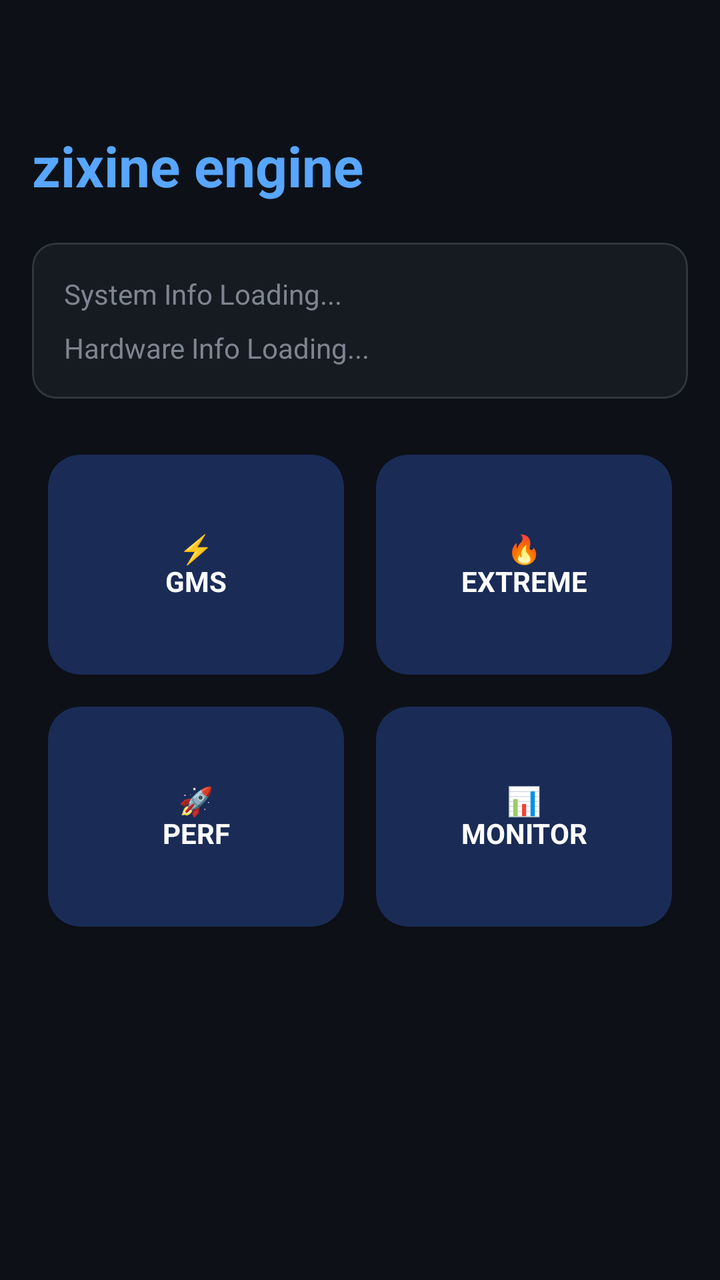
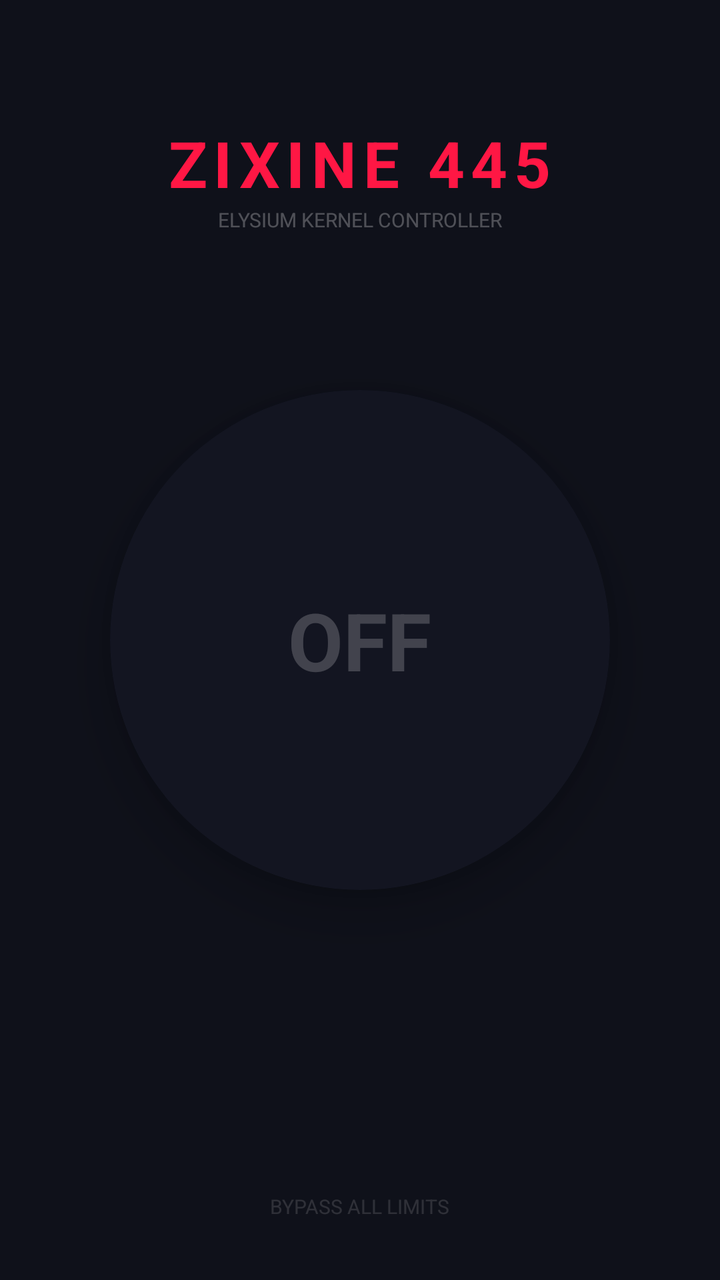

Before-and-after screenshots of an Android layout around one commit, followed by the original layout XML and the change that was made.
<!-- AndroidManifest.xml: application theme Theme.MaterialComponents.DayNight.NoActionBar -->
<!-- res/layout/activity_main.xml -->
<ScrollView xmlns:android="http://schemas.android.com/apk/res/android"
    xmlns:app="http://schemas.android.com/apk/res-auto"
    android:layout_width="match_parent" android:layout_height="match_parent"
    android:background="@color/bg_dark" android:padding="16dp">

    <LinearLayout android:layout_width="match_parent" android:layout_height="wrap_content" android:orientation="vertical">
        
        <TextView 
            android:layout_width="wrap_content" 
            android:layout_height="wrap_content"
            android:layout_marginTop="48dp"
            android:text="zixine engine" 
            android:textColor="@color/accent_blue" 
            android:textSize="28sp" 
            android:textStyle="bold" />

        <com.google.android.material.card.MaterialCardView
            android:layout_width="match_parent" android:layout_height="wrap_content" android:layout_marginTop="20dp"
            app:cardBackgroundColor="@color/card_dark" app:cardCornerRadius="12dp" app:strokeColor="#30363D" app:strokeWidth="1dp">
            <LinearLayout android:layout_width="match_parent" android:layout_height="wrap_content" android:orientation="vertical" android:padding="16dp">
                <TextView android:id="@+id/tv_cpu_fps" android:layout_width="wrap_content" android:layout_height="wrap_content" android:text="System Info Loading..." android:textColor="#7D8590" />
                <TextView android:id="@+id/tv_battery_ram" android:layout_width="wrap_content" android:layout_height="wrap_content" android:layout_marginTop="8dp" android:text="Hardware Info Loading..." android:textColor="#7D8590" />
            </LinearLayout>
        </com.google.android.material.card.MaterialCardView>

        <GridLayout android:layout_width="match_parent" android:layout_height="wrap_content" android:layout_marginTop="20dp" android:columnCount="2">
            <com.google.android.material.card.MaterialCardView android:id="@+id/card_gms" android:layout_width="0dp" android:layout_height="110dp" android:layout_columnWeight="1" android:layout_margin="8dp" app:cardBackgroundColor="@color/btn_dongker" app:cardCornerRadius="16dp" android:clickable="true">
                <TextView android:id="@+id/txt_gms" android:layout_width="match_parent" android:layout_height="match_parent" android:gravity="center" android:text="⚡\nGMS" android:textColor="#FFF" android:textStyle="bold" android:textAlignment="center"/>
            </com.google.android.material.card.MaterialCardView>
            <com.google.android.material.card.MaterialCardView android:id="@+id/card_extreme" android:layout_width="0dp" android:layout_height="110dp" android:layout_columnWeight="1" android:layout_margin="8dp" app:cardBackgroundColor="@color/btn_dongker" app:cardCornerRadius="16dp" android:clickable="true">
                <TextView android:id="@+id/txt_ext" android:layout_width="match_parent" android:layout_height="match_parent" android:gravity="center" android:text="🔥\nEXTREME" android:textColor="#FFF" android:textStyle="bold" android:textAlignment="center"/>
            </com.google.android.material.card.MaterialCardView>
            <com.google.android.material.card.MaterialCardView android:id="@+id/card_perf" android:layout_width="0dp" android:layout_height="110dp" android:layout_columnWeight="1" android:layout_margin="8dp" app:cardBackgroundColor="@color/btn_dongker" app:cardCornerRadius="16dp" android:clickable="true">
                <TextView android:id="@+id/txt_perf" android:layout_width="match_parent" android:layout_height="match_parent" android:gravity="center" android:text="🚀\nPERF" android:textColor="#FFF" android:textStyle="bold" android:textAlignment="center"/>
            </com.google.android.material.card.MaterialCardView>
            <com.google.android.material.card.MaterialCardView android:id="@+id/card_monitor" android:layout_width="0dp" android:layout_height="110dp" android:layout_columnWeight="1" android:layout_margin="8dp" app:cardBackgroundColor="@color/btn_dongker" app:cardCornerRadius="16dp" android:clickable="true">
                <TextView android:layout_width="match_parent" android:layout_height="match_parent" android:gravity="center" android:text="📊\nMONITOR" android:textColor="#FFF" android:textStyle="bold" android:textAlignment="center"/>
            </com.google.android.material.card.MaterialCardView>
        </GridLayout>
    </LinearLayout>
</ScrollView>
<!-- resources referenced by this layout -->
<resources>
  <color name="accent_blue">#58A6FF</color>
  <color name="bg_dark">#0D1117</color>
  <color name="btn_dongker">#1A2B56</color>
  <color name="card_dark">#161B22</color>
</resources>

<!-- the commit's change to res/layout/activity_main.xml (unified diff, before → after) -->
@@ -1,41 +1,64 @@
-<ScrollView xmlns:android="http://schemas.android.com/apk/res/android"
+<?xml version="1.0" encoding="utf-8"?>
+<RelativeLayout xmlns:android="http://schemas.android.com/apk/res/android"
     xmlns:app="http://schemas.android.com/apk/res-auto"
-    android:layout_width="match_parent" android:layout_height="match_parent"
-    android:background="@color/bg_dark" android:padding="16dp">
+    android:layout_width="match_parent"
+    android:layout_height="match_parent"
+    android:background="#0F111A">
 
-    <LinearLayout android:layout_width="match_parent" android:layout_height="wrap_content" android:orientation="vertical">
+    <TextView
+        android:id="@+id/title"
+        android:layout_width="wrap_content"
+        android:layout_height="wrap_content"
+        android:text="ZIXINE 445"
+        android:textColor="#FF1744"
+        android:textSize="32sp"
+        android:textStyle="bold"
+        android:layout_centerHorizontal="true"
+        android:layout_marginTop="60dp"
+        android:letterSpacing="0.1" />
+
+    <TextView
+        android:layout_below="@id/title"
+        android:layout_width="wrap_content"
+        android:layout_height="wrap_content"
+        android:text="ELYSIUM KERNEL CONTROLLER"
+        android:textColor="#44FFFFFF"
+        android:textSize="10sp"
+        android:layout_centerHorizontal="true" />
+
+    <androidx.cardview.widget.CardView
+        android:id="@+id/btn_ignite"
+        android:layout_width="250dp"
+        android:layout_height="250dp"
+        android:layout_centerInParent="true"
+        app:cardBackgroundColor="#131521"
+        app:cardCornerRadius="125dp"
+        app:cardElevation="15dp">
         
-        <TextView 
-            android:layout_width="wrap_content" 
-            android:layout_height="wrap_content"
-            android:layout_marginTop="48dp"
-            android:text="zixine engine" 
-            android:textColor="@color/accent_blue" 
-            android:textSize="28sp" 
-            android:textStyle="bold" />
+        <RelativeLayout
+            android:layout_width="match_parent"
+            android:layout_height="match_parent"
+            android:gravity="center">
+            
+            <TextView
+                android:id="@+id/status_text"
+                android:layout_width="wrap_content"
+                android:layout_height="wrap_content"
+                android:text="OFF"
+                android:textColor="#33FFFFFF"
+                android:textSize="40sp"
+                android:textStyle="bold" />
+        </RelativeLayout>
+    </androidx.cardview.widget.CardView>
 
-        <com.google.android.material.card.MaterialCardView
-            android:layout_width="match_parent" android:layout_height="wrap_content" android:layout_marginTop="20dp"
-            app:cardBackgroundColor="@color/card_dark" app:cardCornerRadius="12dp" app:strokeColor="#30363D" app:strokeWidth="1dp">
-            <LinearLayout android:layout_width="match_parent" android:layout_height="wrap_content" android:orientation="vertical" android:padding="16dp">
-                <TextView android:id="@+id/tv_cpu_fps" android:layout_width="wrap_content" android:layout_height="wrap_content" android:text="System Info Loading..." android:textColor="#7D8590" />
-                <TextView android:id="@+id/tv_battery_ram" android:layout_width="wrap_content" android:layout_height="wrap_content" android:layout_marginTop="8dp" android:text="Hardware Info Loading..." android:textColor="#7D8590" />
-            </LinearLayout>
-        </com.google.android.material.card.MaterialCardView>
+    <TextView
+        android:layout_alignParentBottom="true"
+        android:layout_centerHorizontal="true"
+        android:layout_marginBottom="30dp"
+        android:layout_width="wrap_content"
+        android:layout_height="wrap_content"
+        android:text="BYPASS ALL LIMITS"
+        android:textColor="#22FFFFFF"
+        android:textSize="10sp" />
 
-        <GridLayout android:layout_width="match_parent" android:layout_height="wrap_content" android:layout_marginTop="20dp" android:columnCount="2">
-            <com.google.android.material.card.MaterialCardView android:id="@+id/card_gms" android:layout_width="0dp" android:layout_height="110dp" android:layout_columnWeight="1" android:layout_margin="8dp" app:cardBackgroundColor="@color/btn_dongker" app:cardCornerRadius="16dp" android:clickable="true">
-                <TextView android:id="@+id/txt_gms" android:layout_width="match_parent" android:layout_height="match_parent" android:gravity="center" android:text="⚡\nGMS" android:textColor="#FFF" android:textStyle="bold" android:textAlignment="center"/>
-            </com.google.android.material.card.MaterialCardView>
-            <com.google.android.material.card.MaterialCardView android:id="@+id/card_extreme" android:layout_width="0dp" android:layout_height="110dp" android:layout_columnWeight="1" android:layout_margin="8dp" app:cardBackgroundColor="@color/btn_dongker" app:cardCornerRadius="16dp" android:clickable="true">
-                <TextView android:id="@+id/txt_ext" android:layout_width="match_parent" android:layout_height="match_parent" android:gravity="center" android:text="🔥\nEXTREME" android:textColor="#FFF" android:textStyle="bold" android:textAlignment="center"/>
-            </com.google.android.material.card.MaterialCardView>
-            <com.google.android.material.card.MaterialCardView android:id="@+id/card_perf" android:layout_width="0dp" android:layout_height="110dp" android:layout_columnWeight="1" android:layout_margin="8dp" app:cardBackgroundColor="@color/btn_dongker" app:cardCornerRadius="16dp" android:clickable="true">
-                <TextView android:id="@+id/txt_perf" android:layout_width="match_parent" android:layout_height="match_parent" android:gravity="center" android:text="🚀\nPERF" android:textColor="#FFF" android:textStyle="bold" android:textAlignment="center"/>
-            </com.google.android.material.card.MaterialCardView>
-            <com.google.android.material.card.MaterialCardView android:id="@+id/card_monitor" android:layout_width="0dp" android:layout_height="110dp" android:layout_columnWeight="1" android:layout_margin="8dp" app:cardBackgroundColor="@color/btn_dongker" app:cardCornerRadius="16dp" android:clickable="true">
-                <TextView android:layout_width="match_parent" android:layout_height="match_parent" android:gravity="center" android:text="📊\nMONITOR" android:textColor="#FFF" android:textStyle="bold" android:textAlignment="center"/>
-            </com.google.android.material.card.MaterialCardView>
-        </GridLayout>
-    </LinearLayout>
-</ScrollView>
+</RelativeLayout>
<!-- resource entries referenced after the edit -->
@@ -1,8 +1,5 @@
 <!-- resources referenced by this layout -->
 <resources>
-  <color name="accent_blue">#58A6FF</color>
-  <color name="bg_dark">#0D1117</color>
-  <color name="btn_dongker">#1A2B56</color>
-  <color name="card_dark">#161B22</color>
+
 </resources>
 
